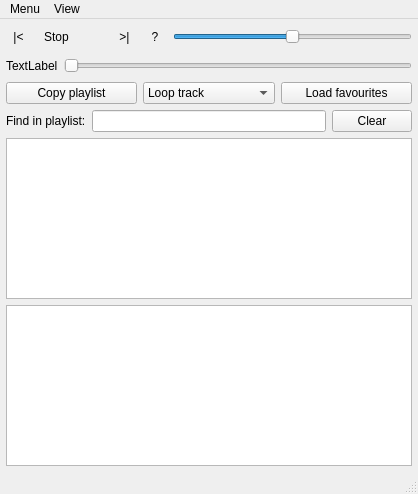
Old version of the form mainwindow.ui in the repository Okspen/okPlayer.
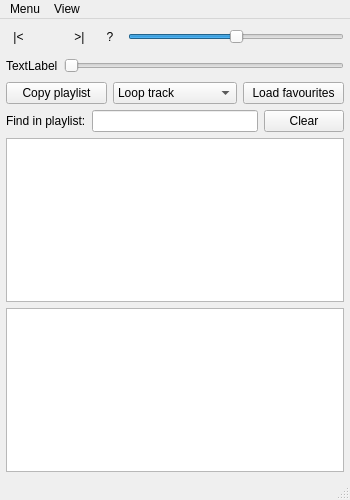
New version of the form. Icons and pictures are not drawn. Custom widgets are drawn as their Qt base class.

Commit message: Changed default window size and removed stop button.

What changed in the file:
```diff
--- a/mainwindow.ui
+++ b/mainwindow.ui
@@ -6,8 +6,8 @@
    <rect>
     <x>0</x>
     <y>0</y>
-    <width>418</width>
-    <height>494</height>
+    <width>350</width>
+    <height>500</height>
    </rect>
   </property>
   <property name="windowTitle">
@@ -49,38 +49,6 @@
         </property>
        </widget>
       </item>
-      <item>
-       <widget class="QToolButton" name="buttonStop">
-        <property name="minimumSize">
-         <size>
-          <width>24</width>
-          <height>24</height>
-         </size>
-        </property>
-        <property name="toolTip">
-         <string>Stop</string>
-        </property>
-        <property name="text">
-         <string>Stop</string>
-        </property>
-        <property name="icon">
-         <iconset resource="icons.qrc">
-          <normaloff>:/tango/images/icons/tango/media-playback-stop.png</normaloff>:/tango/images/icons/tango/media-playback-stop.png</iconset>
-        </property>
-        <property name="popupMode">
-         <enum>QToolButton::DelayedPopup</enum>
-        </property>
-        <property name="toolButtonStyle">
-         <enum>Qt::ToolButtonIconOnly</enum>
-        </property>
-        <property name="autoRaise">
-         <bool>true</bool>
-        </property>
-        <property name="arrowType">
-         <enum>Qt::NoArrow</enum>
-        </property>
-       </widget>
-      </item>
       <item>
        <widget class="okPlayPauseButton" name="buttonPlayPause">
         <property name="text">
@@ -391,7 +359,7 @@
     <rect>
      <x>0</x>
      <y>0</y>
-     <width>418</width>
+     <width>350</width>
      <height>26</height>
     </rect>
    </property>
```
The commit also changes 1 other file.
